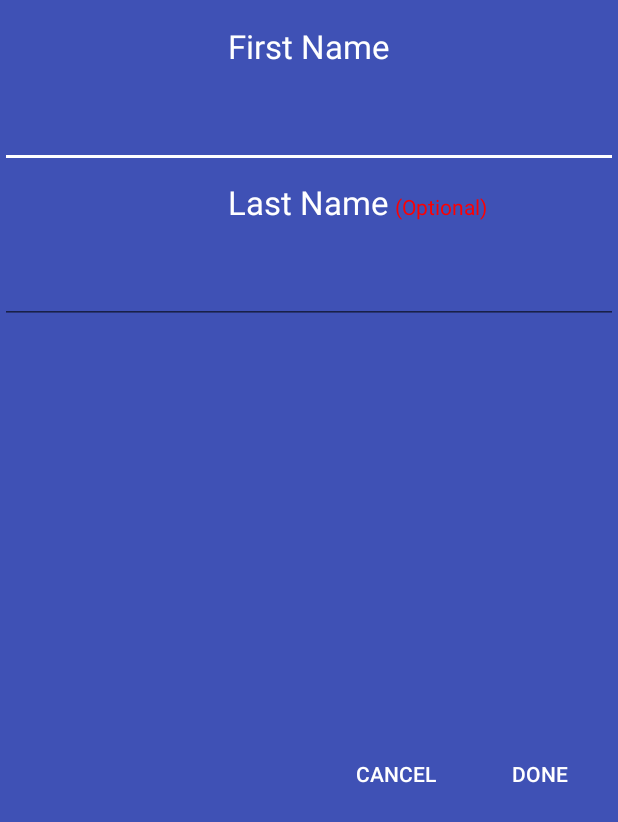
After one commit to TheDroidSmith/Grouply, an Android app: the layout add_name_dialog.xml on its own in the app's theme, with its tools: preview values and no code run, on a phone screen of 412 x 824 dp. The commit adds this screen. Shown: the top 822 px of the screen. Run offline under Robolectric (Android 15) with nearby library versions, the light colour scheme and no system bars.

Commit message:
adds fragment dialog for adding names. adds ic_add. adds person object for realm.

```diff
--- a/app/src/main/java/com/firsttread/grouply/view/NameListFragment.java
+++ b/app/src/main/java/com/firsttread/grouply/view/fragments/NameListFragment.java
@@ -1,4 +1,4 @@
-package com.firsttread.grouply.view;
+package com.firsttread.grouply.view.fragments;
 
 import android.os.Bundle;
 import android.support.annotation.Nullable;
--- a/app/src/main/java/com/firsttread/grouply/view/SingleControlFragment.java
+++ b/app/src/main/java/com/firsttread/grouply/view/fragments/SingleControlFragment.java
@@ -1,4 +1,4 @@
-package com.firsttread.grouply.view;
+package com.firsttread.grouply.view.fragments;
 
 import android.os.Bundle;
 import android.support.annotation.Nullable;
--- a/app/src/main/res/layout/activity_single_group.xml
+++ b/app/src/main/res/layout/activity_single_group.xml
@@ -7,14 +7,14 @@
     tools:context="com.firsttread.grouply.view.MainActivity">
 
     <fragment
-        android:name="com.firsttread.grouply.view.NameListFragment"
+        android:name="com.firsttread.grouply.view.fragments.NameListFragment"
         android:id="@+id/list"
         android:layout_weight="2"
         android:layout_width="0dp"
         android:layout_height="match_parent"/>
 
     <fragment
-        android:name="com.firsttread.grouply.view.SingleControlFragment"
+        android:name="com.firsttread.grouply.view.fragments.SingleControlFragment"
         android:id="@+id/control"
         android:layout_weight="1"
         android:layout_width="0dp"
--- /dev/null
+++ b/app/src/main/res/layout/add_name_dialog.xml
@@ -0,0 +1,101 @@
+<?xml version="1.0" encoding="utf-8"?>
+<RelativeLayout xmlns:android="http://schemas.android.com/apk/res/android"
+    android:layout_width="match_parent"
+    android:layout_height="match_parent"
+    android:orientation="vertical"
+    android:background="@color/backgroundDialog">
+
+
+    <TextView
+        android:layout_width="wrap_content"
+        android:layout_height="wrap_content"
+        android:textAppearance="?android:attr/textAppearanceLarge"
+        android:text="First Name"
+        android:textColor="#ffffff"
+        android:id="@+id/textView"
+        android:layout_centerHorizontal="true"
+        android:layout_marginTop="16dp" />
+
+    <EditText
+        android:layout_width="match_parent"
+        android:layout_height="wrap_content"
+        android:id="@+id/edit_first"
+        android:layout_gravity="center_horizontal"
+        android:textColor="#ffffff"
+        android:textAlignment="center"
+        android:textSize="28sp"
+        android:layout_alignParentBottom="false"
+        android:layout_alignParentTop="false"
+        android:layout_marginTop="8dp"
+        android:layout_below="@+id/textView"
+        android:inputType="textCapWords" />
+
+    <TextView
+        android:layout_width="wrap_content"
+        android:layout_height="wrap_content"
+        android:textAppearance="?android:attr/textAppearanceLarge"
+        android:text="Last Name"
+        android:id="@+id/textView2"
+        android:textColor="#ffffff"
+        android:layout_centerHorizontal="true"
+        android:layout_below="@+id/edit_first"
+        android:layout_marginTop="8dp" />
+
+    <TextView
+        android:layout_width="wrap_content"
+        android:layout_height="wrap_content"
+        android:textAppearance="?android:attr/textAppearanceSmall"
+        android:text="(Optional)"
+        android:id="@+id/textView4"
+        android:layout_toRightOf="@+id/textView2"
+        android:layout_alignBaseline="@+id/textView2"
+        android:textColor="#ff0000"
+        android:layout_marginStart="4dp"
+        android:layout_marginLeft="4dp" />
+
+    <EditText
+        android:layout_width="match_parent"
+        android:layout_height="wrap_content"
+        android:id="@+id/edit_last"
+        android:layout_below="@+id/textView2"
+        android:layout_centerHorizontal="true"
+        android:textAlignment="center"
+        android:textColor="#ffffff"
+        android:textSize="28sp"
+        android:layout_marginTop="8dp"
+        android:inputType="textCapWords" />
+
+    <Button
+        android:layout_width="wrap_content"
+        android:layout_height="wrap_content"
+        android:text="Done"
+        android:id="@+id/button_done"
+        android:background="?android:attr/selectableItemBackground"
+        android:textColor="#ffffff"
+        android:layout_alignParentBottom="true"
+        android:layout_alignParentEnd="true"
+        android:layout_alignParentRight="true"
+        android:clickable="true"
+        android:layout_below="@+id/edit_last"
+        android:layout_marginLeft="8dp"
+        android:layout_marginRight="8dp"
+        android:layout_marginBottom="8dp" />
+
+    <Button
+        android:layout_width="wrap_content"
+        android:layout_height="wrap_content"
+        android:text="Cancel"
+        android:background="?android:attr/selectableItemBackground"
+        android:textColor="#ffffff"
+        android:id="@+id/button_cancel"
+        android:layout_alignParentBottom="true"
+        android:layout_toStartOf="@+id/button_done"
+        android:layout_toLeftOf="@+id/button_done"
+        android:clickable="true"
+        android:layout_marginStart="8dp"
+        android:layout_marginLeft="8dp"
+        android:layout_marginBottom="8dp"
+        android:layout_below="@+id/edit_last" />
+
+
+</RelativeLayout>
--- a/app/src/main/res/values/colors.xml
+++ b/app/src/main/res/values/colors.xml
@@ -2,6 +2,7 @@
 <resources>
     <color name="colorPrimary">#3F51B5</color>
     <color name="colorPrimaryDark">#303F9F</color>
-    <color name="colorAccent">#FF4081</color>
+    <color name="colorAccent">#FFFFFF</color>
     <color name="backgroundMain">#7986cb</color>
+    <color name="backgroundDialog">#3F51B5</color>
 </resources>
--- a/app/src/main/res/values/strings.xml
+++ b/app/src/main/res/values/strings.xml
@@ -2,4 +2,6 @@
     <string name="app_name">Grouply</string>
     <string name="single_act_name">Single Group</string>
     <string name="multi_act_name">Multi Group</string>
+    <string name="action_add">Add</string>
+    <string name="action_import">Import List</string>
 </resources>
```
Also changed, not shown: app/src/main/java/com/firsttread/grouply/model/Person.java (added, +31 -0 lines), app/src/main/java/com/firsttread/grouply/view/SingleGroup.java (+44 -0 lines), app/src/main/java/com/firsttread/grouply/view/fragments/AddNameDialog.java (added, +59 -0 lines), app/src/main/res/menu/single_menu.xml (added, +18 -0 lines), app/src/main/res/drawable-hdpi/ic_add.png (added), app/src/main/res/drawable-mdpi/ic_add.png (added), app/src/main/res/drawable-xhdpi/ic_add.png (added), app/src/main/res/drawable-xxhdpi/ic_add.png (added), app/src/main/res/drawable-xxxhdpi/ic_add.png (added).
